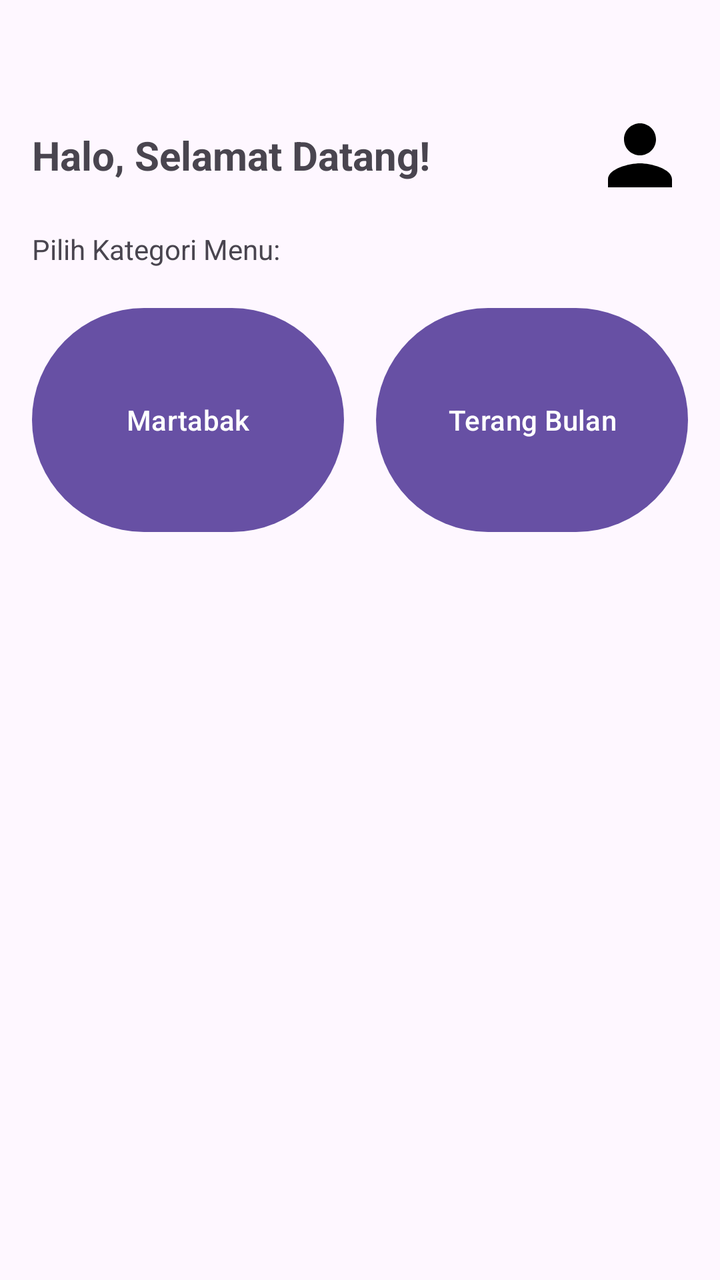
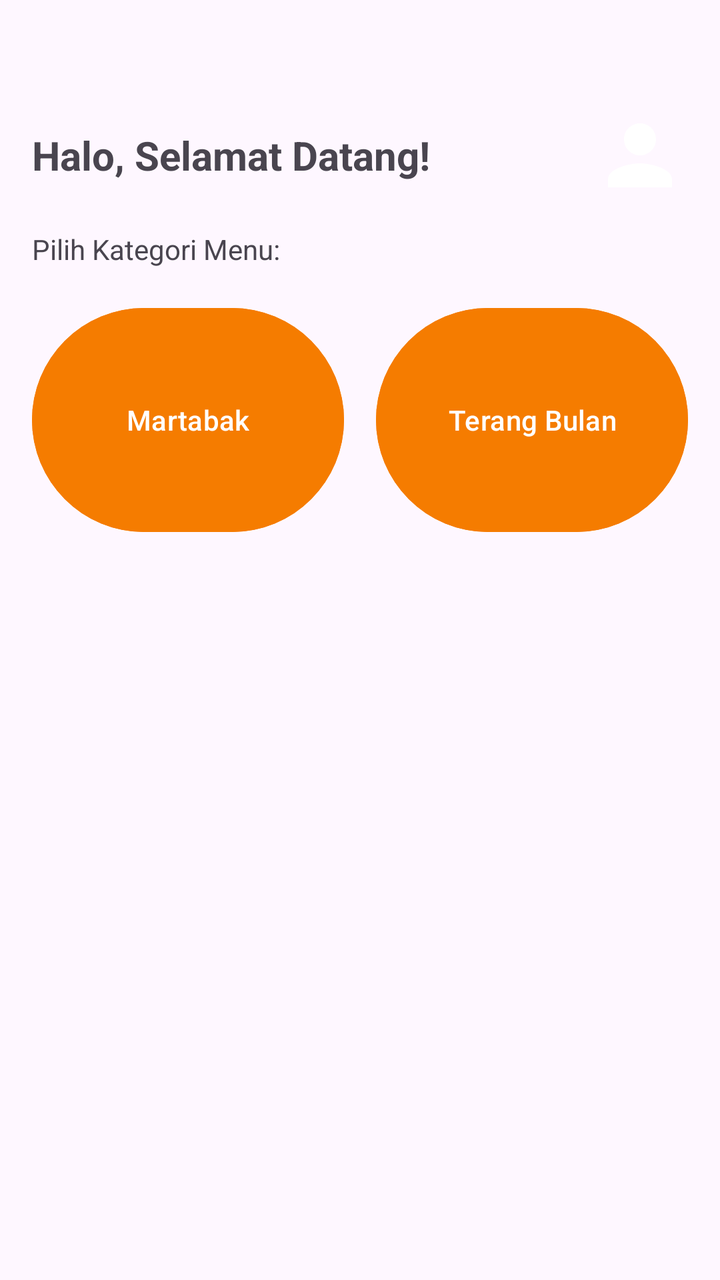

The first picture is an Android layout as it rendered before a commit; the second is the same layout after the commit. The layout source and the unified diff follow.
<!-- AndroidManifest.xml: application theme Theme.MartabakDanTerangBulan -->
<!-- res/layout/activity_main.xml -->
<?xml version="1.0" encoding="utf-8"?>
<androidx.constraintlayout.widget.ConstraintLayout
    xmlns:android="http://schemas.android.com/apk/res/android"
    xmlns:app="http://schemas.android.com/apk/res-auto"
    android:layout_width="match_parent"
    android:layout_height="match_parent"
    android:padding="16dp">

    <TextView
        android:id="@+id/tvWelcome"
        android:layout_width="wrap_content"
        android:layout_height="wrap_content"
        android:text="Halo, Selamat Datang!"
        android:textSize="20sp"
        android:textStyle="bold"
        android:layout_marginTop="48dp"
        app:layout_constraintTop_toTopOf="parent"
        app:layout_constraintStart_toStartOf="parent" />

    <ImageButton
        android:id="@+id/btnProfile"
        android:layout_width="48dp"
        android:layout_height="48dp"
        android:src="@drawable/baseline_person_24"
        android:background="?attr/selectableItemBackgroundBorderless"
        android:scaleType="fitCenter"
        app:layout_constraintTop_toTopOf="@id/tvWelcome"
        app:layout_constraintBottom_toBottomOf="@id/tvWelcome"
        app:layout_constraintEnd_toEndOf="parent" />

    <TextView
        android:id="@+id/tvSelectCategory"
        android:layout_width="wrap_content"
        android:layout_height="wrap_content"
        android:text="Pilih Kategori Menu:"
        android:layout_marginTop="24dp"
        app:layout_constraintTop_toBottomOf="@id/tvWelcome"
        app:layout_constraintStart_toStartOf="parent" />

    <LinearLayout
        android:id="@+id/llCategories"
        android:layout_width="match_parent"
        android:layout_height="wrap_content"
        android:orientation="horizontal"
        android:weightSum="2"
        android:layout_marginTop="16dp"
        app:layout_constraintTop_toBottomOf="@id/tvSelectCategory">

        <Button
            android:id="@+id/btnKategoriMartabak"
            android:layout_width="0dp"
            android:layout_height="120dp"
            android:layout_weight="1"
            android:layout_marginEnd="8dp"
            android:text="Martabak" />

        <Button
            android:id="@+id/btnKategoriTerangBulan"
            android:layout_width="0dp"
            android:layout_height="120dp"
            android:layout_weight="1"
            android:layout_marginStart="8dp"
            android:text="Terang Bulan" />

    </LinearLayout>

</androidx.constraintlayout.widget.ConstraintLayout>
<!-- resources referenced by this layout -->
<resources>
  <!-- drawable baseline_person_24 (drawable) -->
  <vector xmlns:android="http://schemas.android.com/apk/res/android" android:height="24dp" android:tint="#000000" android:viewportHeight="24" android:viewportWidth="24" android:width="24dp">
        
      <path android:fillColor="@android:color/white" android:pathData="M12,12c2.21,0 4,-1.79 4,-4s-1.79,-4 -4,-4 -4,1.79 -4,4 1.79,4 4,4zM12,14c-2.67,0 -8,1.34 -8,4v2h16v-2c0,-2.66 -5.33,-4 -8,-4z"/>
      
  </vector>
  <style name="Theme.MartabakDanTerangBulan" parent="Base.Theme.MartabakDanTerangBulan" />
  <style name="Base.Theme.MartabakDanTerangBulan" parent="Theme.Material3.DayNight.NoActionBar">
          
          
      </style>
</resources>

<!-- the commit's change to res/layout/activity_main.xml (unified diff, before → after) -->
@@ -24,7 +24,7 @@
         android:src="@drawable/baseline_person_24"
         android:background="?attr/selectableItemBackgroundBorderless"
         android:scaleType="fitCenter"
-        app:layout_constraintTop_toTopOf="@id/tvWelcome"
+        app:tint="@color/white"  app:layout_constraintTop_toTopOf="@id/tvWelcome"
         app:layout_constraintBottom_toBottomOf="@id/tvWelcome"
         app:layout_constraintEnd_toEndOf="parent" />
 
@@ -52,7 +52,9 @@
             android:layout_height="120dp"
             android:layout_weight="1"
             android:layout_marginEnd="8dp"
-            android:text="Martabak" />
+            android:text="Martabak"
+            android:backgroundTint="@color/orange_primary"
+            android:textColor="@color/white" />
 
         <Button
             android:id="@+id/btnKategoriTerangBulan"
@@ -60,7 +62,9 @@
             android:layout_height="120dp"
             android:layout_weight="1"
             android:layout_marginStart="8dp"
-            android:text="Terang Bulan" />
+            android:text="Terang Bulan"
+            android:backgroundTint="@color/orange_primary"
+            android:textColor="@color/white" />
 
     </LinearLayout>
 
<!-- resource entries referenced after the edit -->
@@ -1,5 +1,7 @@
 <!-- resources referenced by this layout -->
 <resources>
+  <color name="orange_primary">#F57C00</color>
+  <color name="white">#FFFFFFFF</color>
   <!-- drawable baseline_person_24 (drawable) -->
   <vector xmlns:android="http://schemas.android.com/apk/res/android" android:height="24dp" android:tint="#000000" android:viewportHeight="24" android:viewportWidth="24" android:width="24dp">
         
